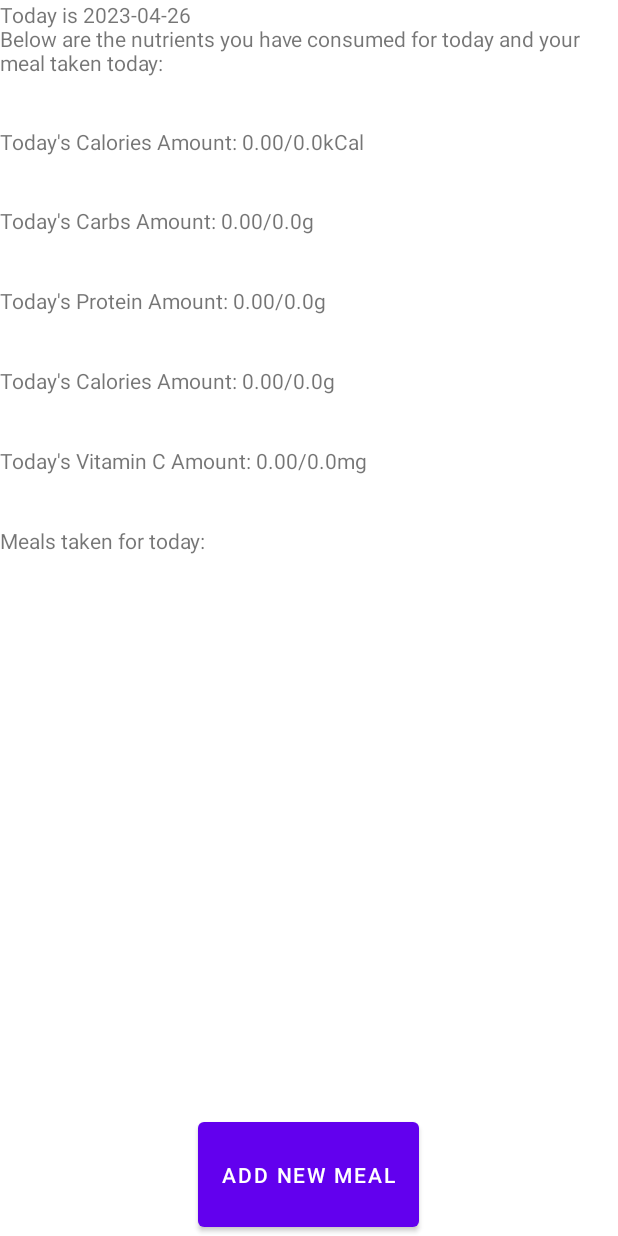
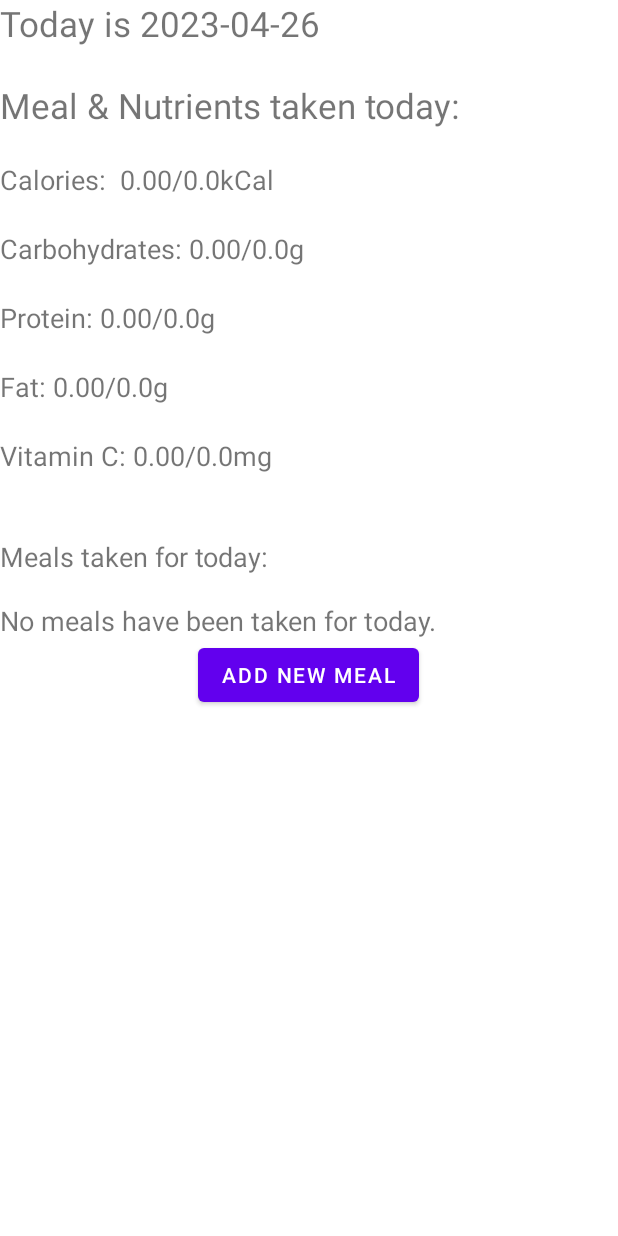
Before and after one commit to hitmanrebornict/mab-group-project, an Android app: the DisplayNutrients screen opened directly, with no data from a screen before it, on a phone screen of 412 x 824 dp. Run offline under Robolectric (Android 15) with nearby library versions, the phone set to English and light mode, and no system bars.

Commit message:
feat: activity_setup_for_record_meal.xml and activity_display_nutrients.xml modified

```diff
--- a/app/src/main/java/com/example/mab_group_project/DisplayNutrients.java
+++ b/app/src/main/java/com/example/mab_group_project/DisplayNutrients.java
@@ -66,20 +66,22 @@ public class DisplayNutrients extends AppCompatActivity {
         Log.i("total nutrient", caloriesL + " " + carbsL + " " + proteinL + " " + vitamincL + " " + fatL);
 
         TextView tvTitle = findViewById(R.id.listTodayMeals);
-        tvTitle.setText("Today is " + curDate + "\nBelow are the nutrients you have consumed for today and your meal taken today: ");
+        tvTitle.setText("Today is " + curDate + "\n\nMeal & Nutrients taken today: ");
 
         TextView tvCalories = findViewById(R.id.caloriesAmount);
-        tvCalories.setText("Today's Calories Amount: " + decfor.format(calories) + "/" + caloriesL + "kCal");
+        tvCalories.setText("\nCalories:  " + decfor.format(calories) + "/" + caloriesL + "kCal");
         TextView tvCarbs = findViewById(R.id.carbsAmount);
-        tvCarbs.setText("Today's Carbs Amount: " + decfor.format(carbs) + "/" + carbsL + "g");
+        tvCarbs.setText("\nCarbohydrates: " + decfor.format(carbs) + "/" + carbsL + "g");
         TextView tvProtein = findViewById(R.id.proteinAmount);
-        tvProtein.setText("Today's Protein Amount: " + decfor.format(protein) + "/" + proteinL + "g");
+        tvProtein.setText("\nProtein: " + decfor.format(protein) + "/" + proteinL + "g");
         TextView tvVitaminC = findViewById(R.id.vitamincAmount);
-        tvVitaminC.setText("Today's Vitamin C Amount: " + decfor.format(vitaminc) + "/" + vitamincL + "mg");
+        tvVitaminC.setText("\nVitamin C: " + decfor.format(vitaminc) + "/" + vitamincL + "mg");
         TextView tvFat = findViewById(R.id.fatAmount);
-        tvFat.setText("Today's Calories Amount: " + decfor.format(fat) + "/" + fatL + "g");
+        tvFat.setText("\nFat: " + decfor.format(fat) + "/" + fatL + "g");
 
-        String mealandtype = "Meals taken for today: \n\n";
+        String mealandtype = "\n\nMeals taken for today: \n\n";
+
+        if (todayMeal.size() == 0) mealandtype += "No meals have been taken for today.";
         for (int i = 0; i < todayMeal.size(); i++) {
             mealandtype += "Meal: " + todayMeal.get(i).getMeal() + "\nMeal Type: " + todayMeal.get(i).getMealType() + "\n\n";
         }
--- a/app/src/main/res/layout/activity_display_nutrients.xml
+++ b/app/src/main/res/layout/activity_display_nutrients.xml
@@ -1,51 +1,63 @@
 <?xml version="1.0" encoding="utf-8"?>
-<LinearLayout xmlns:android="http://schemas.android.com/apk/res/android"
+<ScrollView
+    xmlns:android="http://schemas.android.com/apk/res/android"
     xmlns:app="http://schemas.android.com/apk/res-auto"
     xmlns:tools="http://schemas.android.com/tools"
-    android:layout_width="match_parent"
-    android:layout_height="match_parent"
-    android:orientation="vertical"
-    tools:context=".DisplayNutrients">
+    android:layout_width="fill_parent"
+    android:layout_height="fill_parent"
+    tools:context=".DisplayNutrients"
+    >
+    <LinearLayout
+        android:layout_width="fill_parent"
+        android:layout_height="fill_parent"
+        android:orientation="vertical">
 
     <TextView
         android:layout_width="match_parent"
         android:layout_height="wrap_content"
         android:layout_weight="1"
+        android:textSize="23dp"
         android:id="@+id/listTodayMeals"/>
     <TextView
         android:layout_width="match_parent"
         android:layout_height="wrap_content"
         android:layout_weight="1"
+        android:textSize="18dp"
         android:id="@+id/caloriesAmount" />
 
     <TextView
         android:layout_width="match_parent"
         android:layout_height="wrap_content"
         android:layout_weight="1"
+        android:textSize="18dp"
         android:id="@+id/carbsAmount" />
 
     <TextView
         android:layout_width="match_parent"
         android:layout_height="wrap_content"
         android:layout_weight="1"
+        android:textSize="18dp"
         android:id="@+id/proteinAmount" />
 
     <TextView
         android:layout_width="match_parent"
         android:layout_height="wrap_content"
         android:layout_weight="1"
+        android:textSize="18dp"
         android:id="@+id/fatAmount" />
 
     <TextView
         android:layout_width="match_parent"
         android:layout_height="wrap_content"
         android:layout_weight="1"
+        android:textSize="18dp"
         android:id="@+id/vitamincAmount" />
 
     <TextView
         android:layout_width="match_parent"
         android:layout_height="wrap_content"
         android:id="@+id/todayMeals"
+        android:textSize="18dp"
         android:scrollbars="vertical"
         android:layout_weight="10"/>
 
@@ -57,6 +69,5 @@
         android:text="Add new meal"
         android:layout_gravity="center" />
 
-
-
-</LinearLayout>
+    </LinearLayout>
+</ScrollView>
```
Also changed, not shown: app/src/main/res/layout/activity_setup_for_record_meal.xml (+12 -6 lines).
